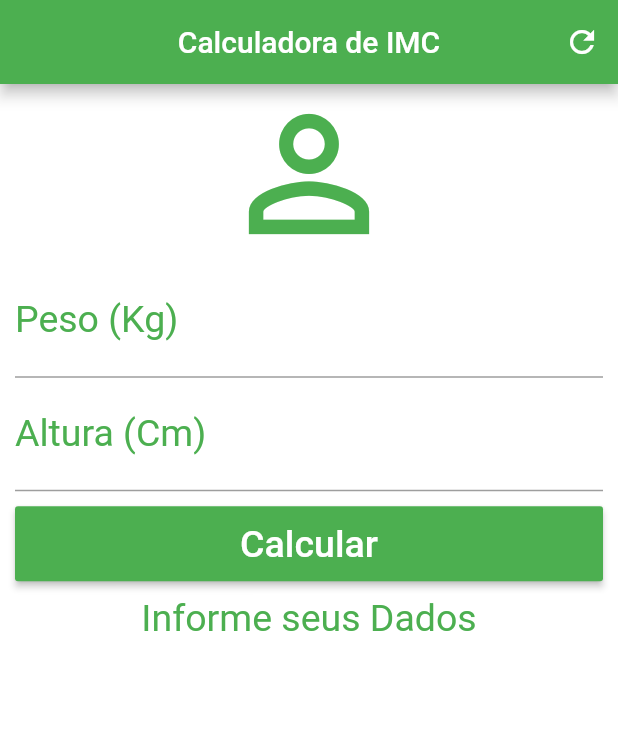
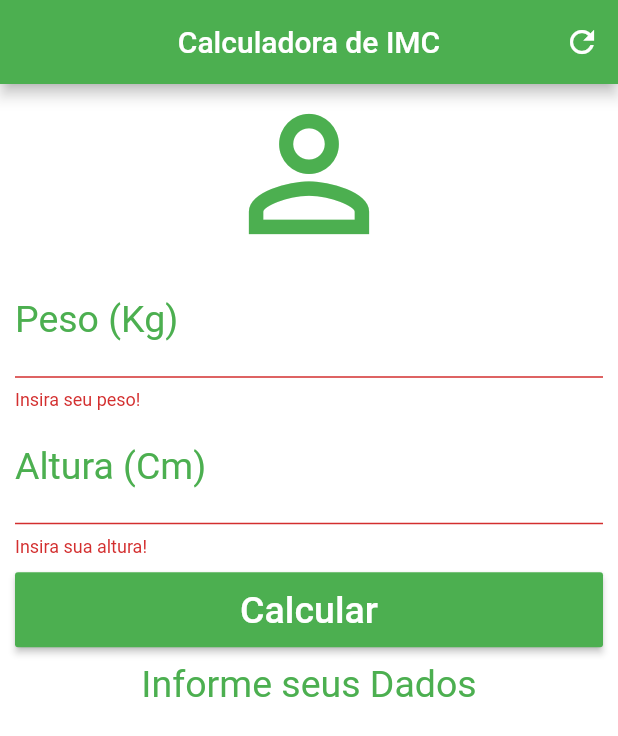
Before and after one commit to sudorafa/flutter_study-calculadora_imc, a Flutter app: the screen it shows after launch, after a tap on "Calcular", on a phone screen of 412 x 824 dp. Shown: the top 736 px of the screen. Run offline on Flutter 3.47's test engine with Material 2 defaults, Android fonts, the phone set to English and light mode, and no system bars.

```diff
--- a/lib/main.dart
+++ b/lib/main.dart
@@ -15,6 +15,7 @@ class _HomeState extends State<Home> {
   TextEditingController weightController = TextEditingController();
   TextEditingController heightController = TextEditingController();
   String _infoText = "Informe seus Dados";
+  GlobalKey<FormState> _formKey = GlobalKey<FormState>();
 
   void _resetField() {
     weightController.text = "";
@@ -60,11 +61,16 @@ class _HomeState extends State<Home> {
         backgroundColor: Colors.white,
         body: SingleChildScrollView(
             padding: EdgeInsets.fromLTRB(10.0, 0.0, 10.0, 0.0),
+            child: Form(
+              key: _formKey,
               child: Column(
                 crossAxisAlignment: CrossAxisAlignment.stretch,
                 children: [
                   Icon(Icons.person_outline, size: 120.0, color: Colors.green),
-              TextField(
+                  TextFormField(
+                    validator: (value) {
+                      if (value.isEmpty) return "Insira seu peso!";
+                    },
                     keyboardType: TextInputType.number,
                     decoration: InputDecoration(
                         labelText: "Peso (Kg)",
@@ -73,7 +79,10 @@ class _HomeState extends State<Home> {
                     style: TextStyle(color: Colors.green, fontSize: 25.0),
                     controller: weightController,
                   ),
-              TextField(
+                  TextFormField(
+                    validator: (value) {
+                      if (value.isEmpty) return "Insira sua altura!";
+                    },
                     keyboardType: TextInputType.number,
                     decoration: InputDecoration(
                         labelText: "Altura (Cm)",
@@ -87,10 +96,13 @@ class _HomeState extends State<Home> {
                     child: Container(
                         height: 50.0,
                         child: RaisedButton(
-                      onPressed: _calculate,
+                          onPressed: () {
+                            if (_formKey.currentState.validate()) _calculate();
+                          },
                           child: Text(
                             "Calcular",
-                        style: TextStyle(color: Colors.white, fontSize: 25.0),
+                            style:
+                                TextStyle(color: Colors.white, fontSize: 25.0),
                           ),
                           color: Colors.green,
                         )),
@@ -102,6 +114,6 @@ class _HomeState extends State<Home> {
                   )
                 ],
               ),
-        ));
+            )));
   }
 }
```
Lines whose indentation alone changed are shown as unchanged.
